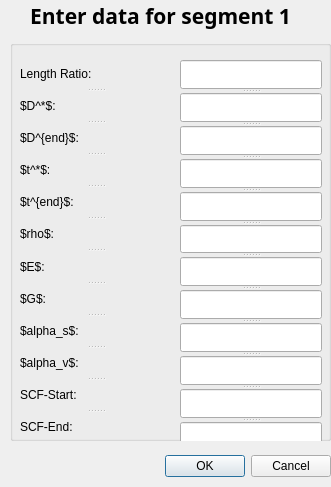
Jamal-dev/DeSIO_GUI, file segment_table.ui: the form before one commit.
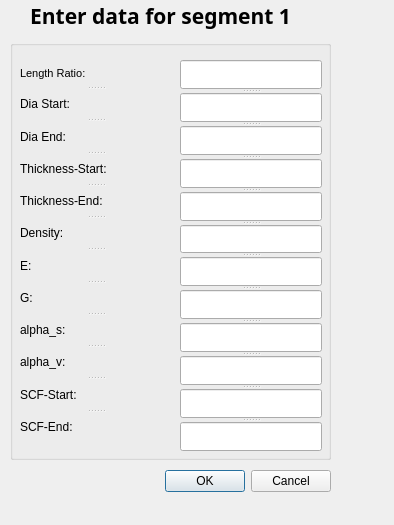
The form after the commit.

```diff
--- a/segment_table.ui
+++ b/segment_table.ui
@@ -6,8 +6,8 @@
    <rect>
     <x>0</x>
     <y>0</y>
-    <width>331</width>
-    <height>487</height>
+    <width>394</width>
+    <height>525</height>
    </rect>
   </property>
   <property name="windowTitle">
@@ -17,9 +17,9 @@
    <property name="geometry">
     <rect>
      <x>10</x>
-     <y>450</y>
+     <y>460</y>
      <width>321</width>
-     <height>32</height>
+     <height>42</height>
     </rect>
    </property>
    <property name="orientation">
@@ -64,7 +64,7 @@
      <x>10</x>
      <y>40</y>
      <width>321</width>
-     <height>401</height>
+     <height>420</height>
     </rect>
    </property>
    <property name="title">
@@ -83,6 +83,18 @@
      <enum>Qt::Vertical</enum>
     </property>
     <widget class="QLabel" name="lblLengthRatio">
+     <property name="font">
+      <font>
+       <family>MS Shell Dlg 2</family>
+       <pointsize>8</pointsize>
+       <weight>9</weight>
+       <italic>false</italic>
+       <bold>false</bold>
+      </font>
+     </property>
+     <property name="styleSheet">
+      <string notr="true">font: 75 8pt &quot;MS Shell Dlg 2&quot;;</string>
+     </property>
      <property name="text">
       <string>Length Ratio:</string>
      </property>
@@ -92,7 +104,7 @@
     </widget>
     <widget class="QLabel" name="lblDStar">
      <property name="text">
-      <string>$D^*$:</string>
+      <string>Dia Start:</string>
      </property>
      <property name="buddy">
       <cstring>lineDStar</cstring>
@@ -103,7 +115,7 @@
       <string>It's the diameter of the end</string>
      </property>
      <property name="text">
-      <string>$D^{end}$:</string>
+      <string>Dia End:</string>
      </property>
      <property name="buddy">
       <cstring>lineDEnd</cstring>
@@ -114,7 +126,7 @@
       <string>It's thickness</string>
      </property>
      <property name="text">
-      <string>$t^*$:</string>
+      <string>Thickness-Start:</string>
      </property>
      <property name="buddy">
       <cstring>lineTStar</cstring>
@@ -122,7 +134,7 @@
     </widget>
     <widget class="QLabel" name="lblTEnd">
      <property name="text">
-      <string>$t^{end}$:</string>
+      <string>Thickness-End:</string>
      </property>
      <property name="buddy">
       <cstring>lineTend</cstring>
@@ -133,7 +145,7 @@
       <string>It's the density of the member</string>
      </property>
      <property name="text">
-      <string>$rho$:</string>
+      <string>Density:</string>
      </property>
      <property name="buddy">
       <cstring>lineRho</cstring>
@@ -144,7 +156,7 @@
       <string>It's the density of the member</string>
      </property>
      <property name="text">
-      <string>$E$:</string>
+      <string>E:</string>
      </property>
      <property name="buddy">
       <cstring>lineE</cstring>
@@ -155,7 +167,7 @@
       <string>It's the density of the member</string>
      </property>
      <property name="text">
-      <string>$G$:</string>
+      <string>G:</string>
      </property>
      <property name="buddy">
       <cstring>lineG</cstring>
@@ -166,7 +178,7 @@
       <string>It's the density of the member</string>
      </property>
      <property name="text">
-      <string>$alpha_s$:</string>
+      <string>alpha_s:</string>
      </property>
      <property name="buddy">
       <cstring>lineAlphaS</cstring>
@@ -177,7 +189,7 @@
       <string>It's the density of the member</string>
      </property>
      <property name="text">
-      <string>$alpha_v$:</string>
+      <string>alpha_v:</string>
      </property>
      <property name="buddy">
       <cstring>lineAlphaV</cstring>
@@ -218,7 +230,7 @@
     <property name="maximumSize">
      <size>
       <width>16777215</width>
-      <height>1000</height>
+      <height>16777215</height>
      </size>
     </property>
     <property name="orientation">
```
Left out of the diff: 3 changed lines with no effect on the pictures.
